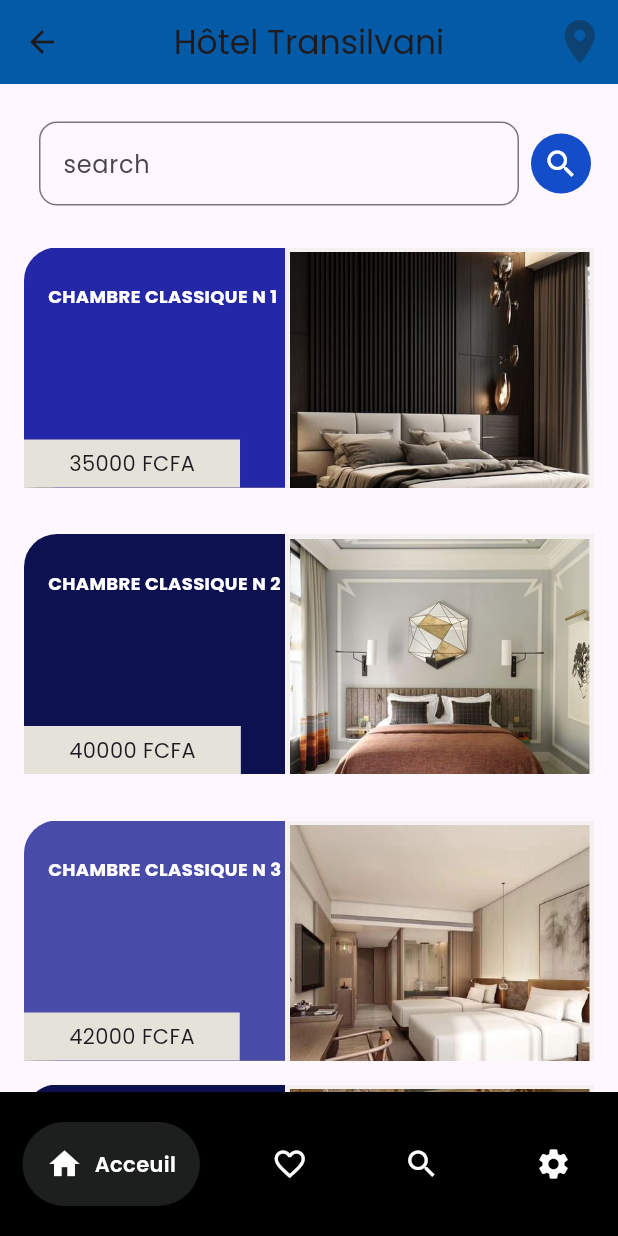
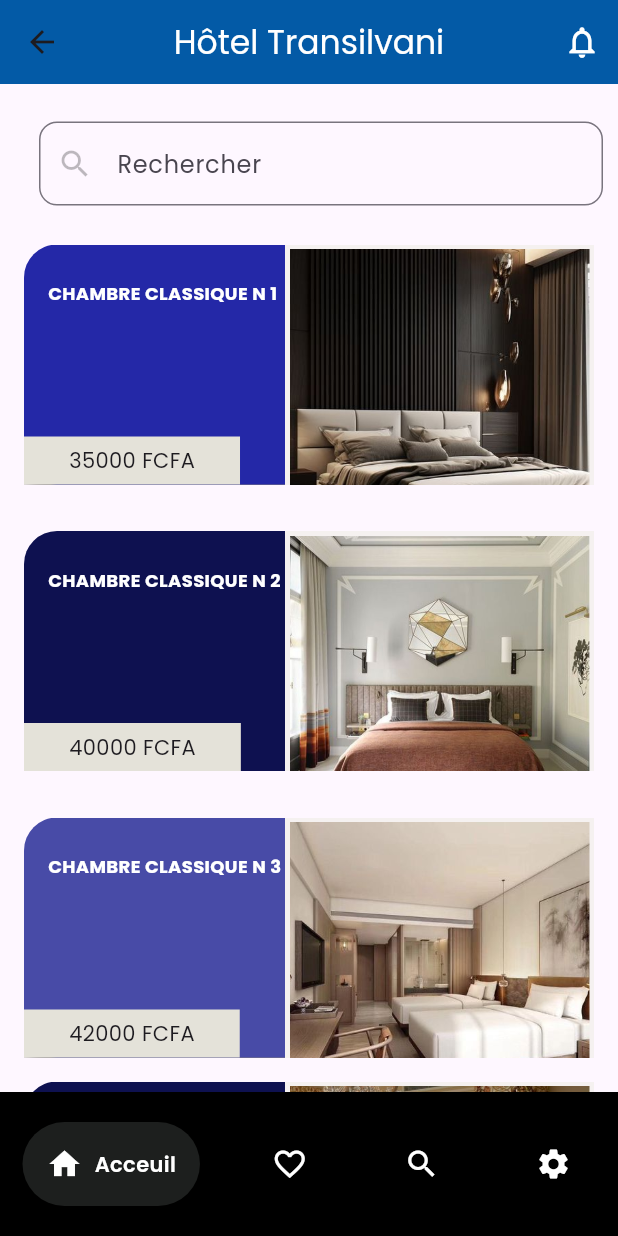
Before and after one commit to Cyrille-18/HotelRoomReservation-flutterapp, a Flutter app: the Homepage screen opened directly, on a phone screen of 412 x 824 dp. Run offline on Flutter 3.47's test engine with Material 3 defaults, Android fonts, the phone set to English and light mode, and no system bars; drawn by our look-alikes of google_nav_bar; our stand-ins replace flutter_svg, get, google_fonts, hexcolor.

Commit message:
smooth interface

```diff
--- a/lib/screens/homepage.dart
+++ b/lib/screens/homepage.dart
@@ -21,22 +21,23 @@ class _HomepageState extends State<Homepage> {
   Widget build(BuildContext context) {
     return Scaffold(
       appBar: AppBar(
-        elevation: 0,
-
-        title: const Text(
-          'Hôtel Transilvani',
-        ),
-        backgroundColor: kPrimaryColor,// Color.fromARGB(19, 17, 2, 2),
-        centerTitle: true,
-        actions: const [
-          IconButton(
-            onPressed: null,
-            icon: Icon(Icons.place),
-            color: Color.fromARGB(255, 172, 193, 204),
-            iconSize: 35,
-          )
-        ],
-      ),
+          elevation: 0,
+          centerTitle: true,
+          title: Text(
+            style: TextStyle(
+              color: Colors.white,
+            ),
+            'Hôtel Transilvani',
+          ),
+          backgroundColor: kPrimaryColor, // Color.fromARGB(19, 17, 2, 2),
+          actions: [
+            IconButton(
+              onPressed: () {},
+              icon: Icon(Icons.notifications_outlined),
+              color: Colors.white,
+              iconSize: 25,
+            )
+          ]),
       body: SingleChildScrollView(
         child: Column(
           children: [
@@ -53,29 +54,39 @@ class _HomepageState extends State<Homepage> {
                           child: Material(
                             child: TextField(
                               decoration: InputDecoration(
-                                  hintText: 'search',
+                                  prefixIcon: Icon(
+                                    Icons.search,
+                                    color: Colors.black26,
+                                  ),
+                                  hintText: 'Rechercher',
+                                  focusedBorder: OutlineInputBorder(
+                                      borderRadius: BorderRadius.all(
+                                          Radius.circular(12.0)),
+                                      borderSide:
+                                          BorderSide(color: kPrimaryColor)),
                                   border: OutlineInputBorder(
                                     borderRadius:
                                         BorderRadius.all(Radius.circular(12.0)),
+                                    borderSide: BorderSide(color: Colors.black),
                                   )),
                             ),
                           ),
                         ),
                       ),
-                      Padding(
-                        padding: EdgeInsets.all(8.0),
-                        child: CircleAvatar(
-                          backgroundColor: Color(0xFF144DCA),
-                          child: IconButton(
-                            icon: Icon(Icons.search, color: Colors.white),
-                            onPressed: null,
-                          ),
-                        ),
-                      )
+                      // Padding(
+                      //   padding: EdgeInsets.all(8.0),
+                      //   child: CircleAvatar(
+                      //     backgroundColor: Color(0xFF144DCA),
+                      //     child: IconButton(
+                      //       icon: Icon(Icons.search, color: Colors.white),
+                      //       onPressed: null,
+                      //     ),
+                      //   ),
+                      // )
                     ],
                   ),
                   SizedBox(
-                    height: 10,
+                    height: 8,
                   ),
                 ],
               ),
```
